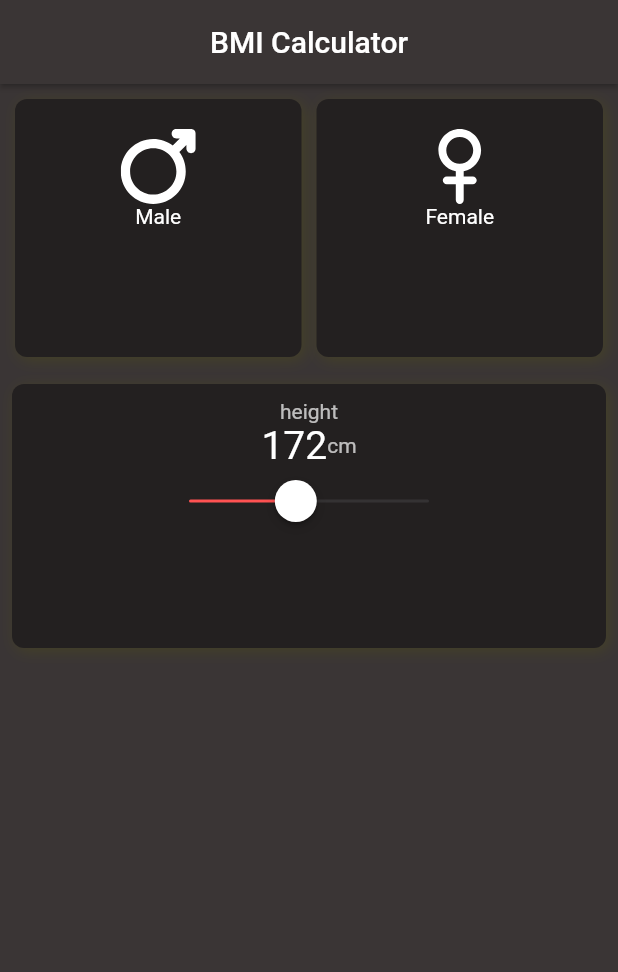
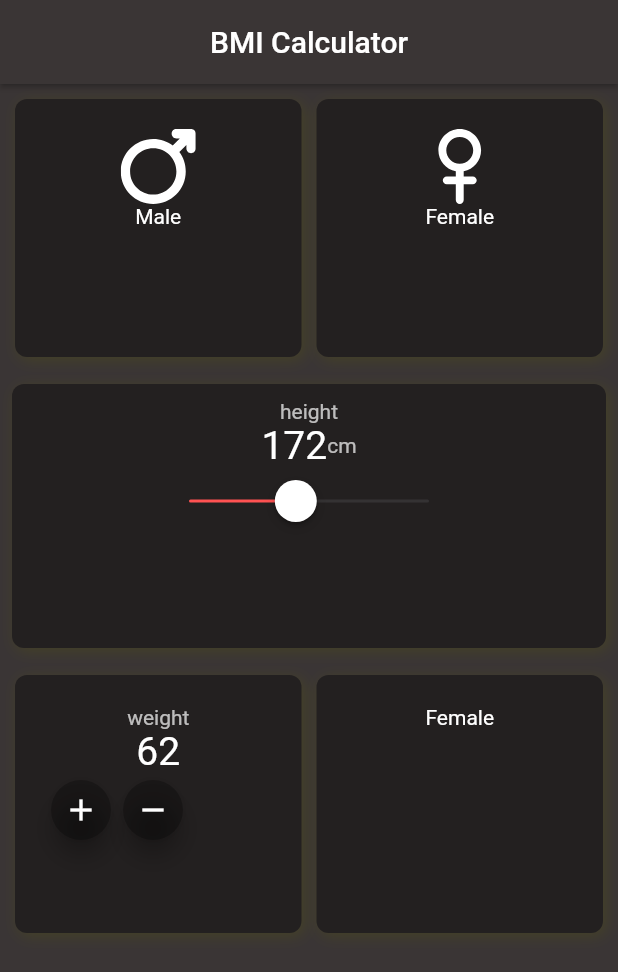
Before and after one commit to keyvaramezan/flutter_app_bmi_calc, a Flutter app: the screen it shows after launch, on a phone screen of 412 x 824 dp. Shown: the top 972 px of the screen. Run offline on Flutter 3.47's test engine with Material 2 defaults, Android fonts, the phone set to English and light mode, and no system bars; our stand-ins replace flutter_svg.

Commit message:
add 3d Row

```diff
--- a/lib/main.dart
+++ b/lib/main.dart
@@ -89,7 +89,7 @@ class _MyAppState extends State<MyApp> {
             ))),
             Flexible(
                 child: Container(
-                    margin: EdgeInsets.fromLTRB(8.0, 8.0 , 8.0, 8.0),
+                    margin: EdgeInsets.fromLTRB(8.0, 8.0, 8.0, 8.0),
                     padding: EdgeInsets.all(10),
                     decoration: BoxDecoration(
                       color: Color.fromRGBO(35, 32, 32, 1),
@@ -115,7 +115,8 @@ class _MyAppState extends State<MyApp> {
                             Row(
                               children: [
                                 Text(sliderValue.toString().substring(0, 3),
-                                    style: TextStyle(color: Colors.white,fontSize: 26)),
+                                    style: TextStyle(
+                                        color: Colors.white, fontSize: 26)),
                                 Text("cm",
                                     style: TextStyle(color: Colors.white70))
                               ],
@@ -138,7 +139,70 @@ class _MyAppState extends State<MyApp> {
             Flexible(
                 child: Container(
                     child: Row(
-              children: [],
+              children: [
+                Flexible(
+                  fit: FlexFit.tight,
+                  child: Container(
+                      decoration: BoxDecoration(
+                        color: Color.fromRGBO(35, 32, 32, 1),
+                        borderRadius: BorderRadius.all(Radius.circular(8.0)),
+                        boxShadow: <BoxShadow>[
+                          BoxShadow(
+                            color: Color.fromARGB(88, 88, 88, 9),
+                            offset: Offset(2, 2),
+                            blurRadius: 8,
+                          )
+                        ],
+                      ),
+                      margin: EdgeInsets.fromLTRB(10.0, 10.0, 5.0, 10.0),
+                      padding: EdgeInsets.all(20),
+                      child: Column(
+                        children: [
+                          Text("weight", style: TextStyle(color: Colors.white70)),
+                          Text("62", style: TextStyle(color: Colors.white,fontSize: 26)),
+                          Row(children: [
+                            FloatingActionButton(onPressed: () => print("v"),
+                                mini: true,
+                                backgroundColor: Colors.black26,
+                                child: Icon(
+                                  Icons.add,
+                                  color: Colors.white,
+                                ),
+                              ),
+                            FloatingActionButton(onPressed: () => print("b"),
+                              mini: true,
+                              backgroundColor: Colors.black26,
+                              child: Icon(
+                                Icons.remove,
+                                color: Colors.white,
+                              ),
+                            )
+                          ],)
+                        ],
+                      )),
+                ),
+                Flexible(
+                  fit: FlexFit.tight,
+                  child: Container(
+                      decoration: BoxDecoration(
+                          color: Color.fromRGBO(35, 32, 32, 1),
+                          borderRadius: BorderRadius.all(Radius.circular(8.0)),
+                          boxShadow: <BoxShadow>[
+                            BoxShadow(
+                              color: Color.fromARGB(88, 88, 88, 9),
+                              offset: Offset(2, 2),
+                              blurRadius: 8,
+                            )
+                          ]),
+                      margin: EdgeInsets.fromLTRB(5.0, 10.0, 10.0, 10.0),
+                      padding: EdgeInsets.all(20),
+                      child: Column(
+                        children: [
+                          Text("Female", style: TextStyle(color: Colors.white)),
+                        ],
+                      )),
+                ),
+              ],
             ))),
             Flexible(
                 child: Container(
```
